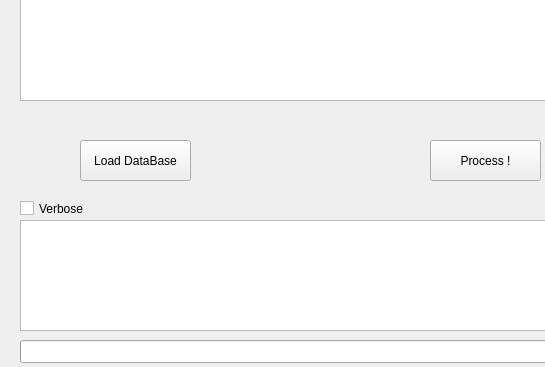
AntoineMerlet/ProjectCXX, file WIP/mainwindow.ui: the form before one commit; both pictures show x 0 to 545 and y 299 to 666 of the 633 by 666 pixel window.
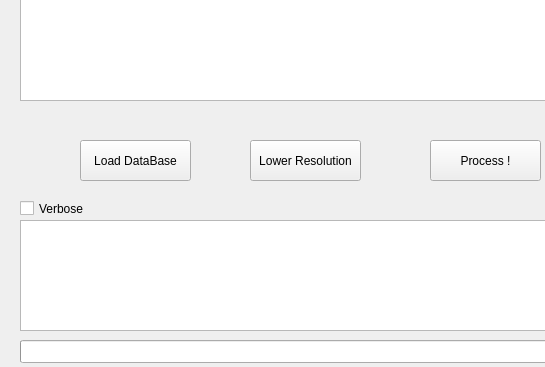
The form after the commit.

Patch:
```diff
--- a/WIP/mainwindow.ui
+++ b/WIP/mainwindow.ui
@@ -95,6 +95,19 @@
      <bool>false</bool>
     </property>
    </widget>
+   <widget class="QPushButton" name="ButtonLower">
+    <property name="geometry">
+     <rect>
+      <x>250</x>
+      <y>420</y>
+      <width>111</width>
+      <height>41</height>
+     </rect>
+    </property>
+    <property name="text">
+     <string>Lower Resolution</string>
+    </property>
+   </widget>
   </widget>
   <widget class="QMenuBar" name="menuBar">
    <property name="geometry">
```
